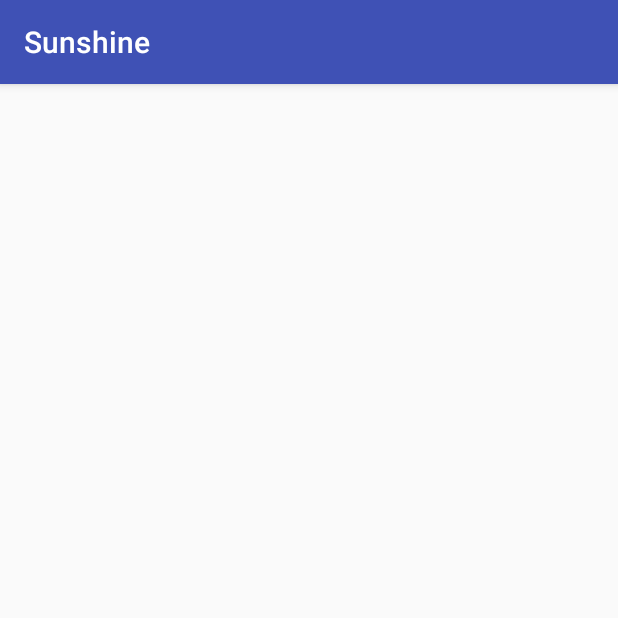
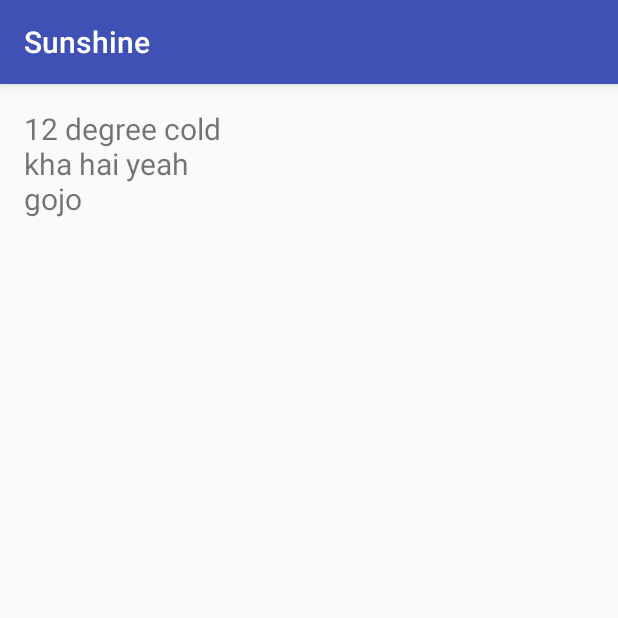
Before and after one commit to raviranjan0631/Sunshine, an Android app: the screen it shows after launch (MainActivity), on a phone screen of 412 x 824 dp, the top half of it. Run offline under Robolectric (Android 15) with nearby library versions, the phone set to English and light mode, and no system bars.

Commit message:
second excercise

```diff
--- a/app/src/main/java/com/example/user/sunshine/MainActivity.java
+++ b/app/src/main/java/com/example/user/sunshine/MainActivity.java
@@ -2,12 +2,18 @@ package com.example.user.sunshine;
 
 import android.support.v7.app.AppCompatActivity;
 import android.os.Bundle;
+import android.widget.TextView;
 
 public class MainActivity extends AppCompatActivity {
-
+    TextView textViews;
     @Override
     protected void onCreate(Bundle savedInstanceState) {
         super.onCreate(savedInstanceState);
         setContentView(R.layout.activity_main);
+        textViews = (TextView)findViewById(R.id.tv_weather_data);
+        String args[] = {"12 degree cold", "kha hai yeah", "gojo"};
+        for(String arg : args){
+            textViews.append(arg+"\n");
+        }
     }
 }
```
